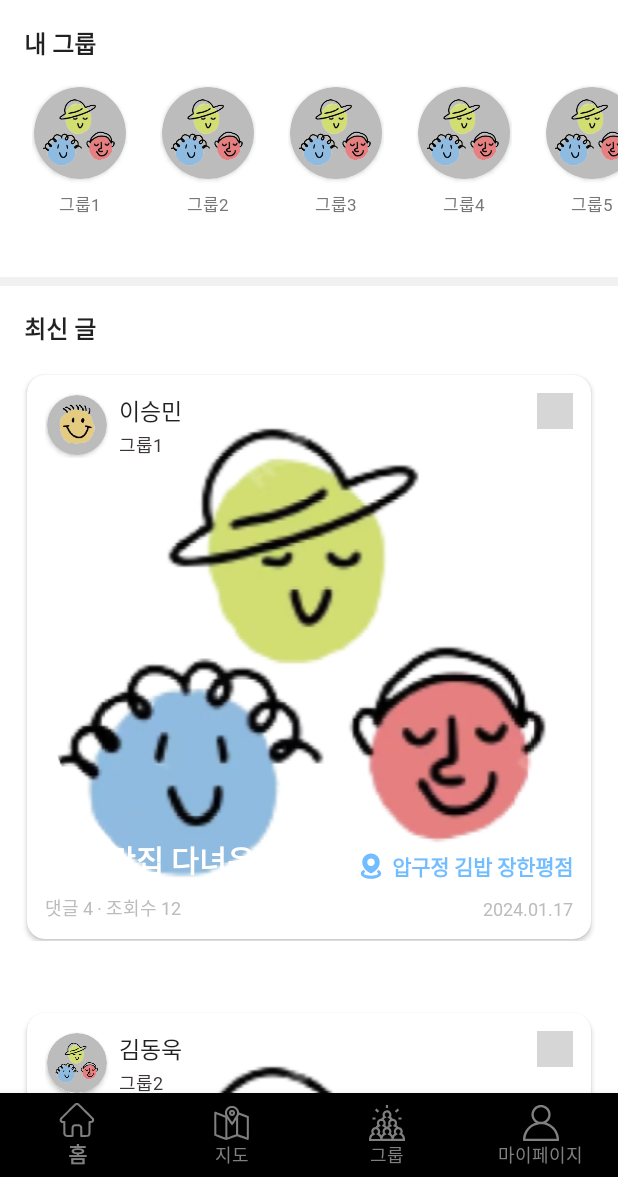
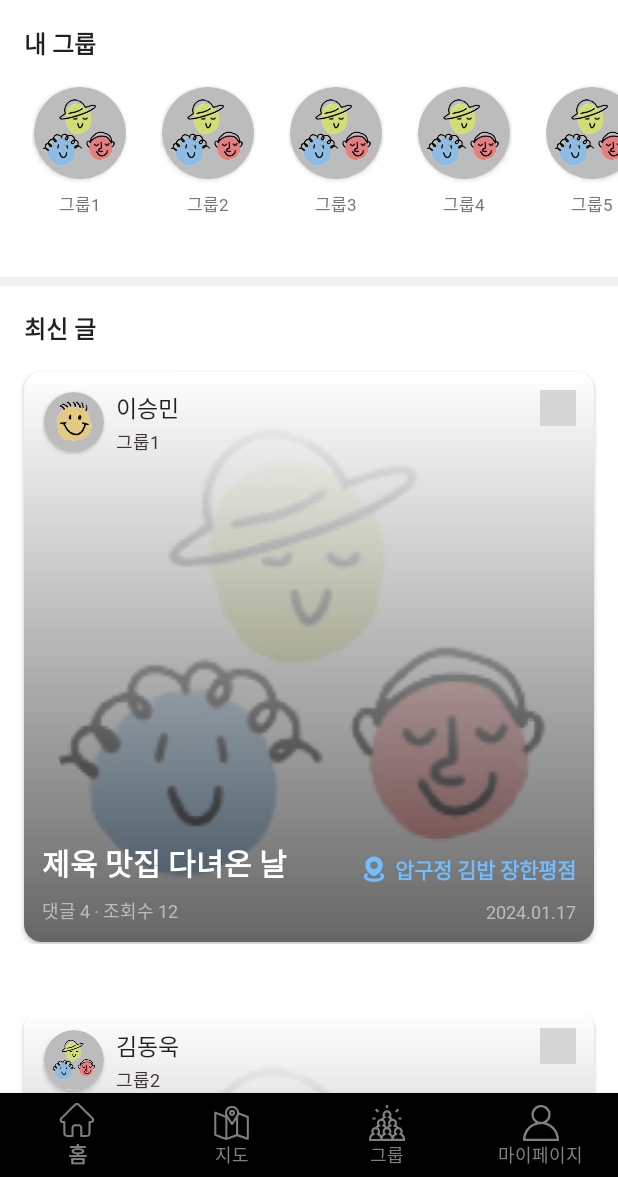
Before and after one commit to TTT-Sesac-2nd-project/WeWrite-FE, an Android app: the HomeFragment screen opened directly, with no data from a screen before it, on a phone screen of 412 x 824 dp, the part 59-1236 px from its top. Run offline under Robolectric (Android 15) with nearby library versions, the phone set to English and light mode, and no system bars; pictures from the network do not load; grey boxes are pictures that could not be loaded.

Commit message:
Post RecyclerView 그라데이션 작업 추가

```diff
--- a/app/src/main/AndroidManifest.xml
+++ b/app/src/main/AndroidManifest.xml
@@ -1,6 +1,5 @@
 <?xml version="1.0" encoding="utf-8"?>
-<manifest xmlns:android="http://schemas.android.com/apk/res/android"
-    xmlns:tools="http://schemas.android.com/tools" >
+<manifest xmlns:android="http://schemas.android.com/apk/res/android">
 
     <uses-permission android:name="android.permission.INTERNET" />
 
--- a/app/src/main/java/com/wewrite/android/api/AccessTokenInterceptor.kt
+++ b/app/src/main/java/com/wewrite/android/api/AccessTokenInterceptor.kt
@@ -13,6 +13,7 @@ class AccessTokenInterceptor {
 //                .build()
 //            return chain.proceed(request)
 //        }
+
 //        return chain.proceed(chain.request())
 //    }
 
--- a/app/src/main/java/com/wewrite/android/ui/login/SplashActivity.kt
+++ b/app/src/main/java/com/wewrite/android/ui/login/SplashActivity.kt
@@ -1,13 +1,11 @@
 package com.wewrite.android.ui.login
 
-import android.content.Intent
 import android.os.Bundle
 import android.os.Handler
 import android.os.Looper
 import androidx.appcompat.app.AppCompatActivity
 import com.wewrite.android.R
 import com.wewrite.android.api.data.com.wewrite.android.ui.login.LoginModel
-import com.wewrite.android.ui.MainActivity
 
 class SplashActivity : AppCompatActivity() {
     override fun onCreate(savedInstanceState: Bundle?) {
--- /dev/null
+++ b/app/src/main/res/drawable/cv_post_background.xml
@@ -0,0 +1,10 @@
+<?xml version="1.0" encoding="utf-8"?>
+<shape xmlns:android="http://schemas.android.com/apk/res/android"
+    android:shape="rectangle">
+
+    <gradient
+        android:angle="90"
+        android:endColor="#FFFFFF"
+        android:startColor="#99000000" />
+
+</shape>
--- a/app/src/main/res/layout/rv_home_group.xml
+++ b/app/src/main/res/layout/rv_home_group.xml
@@ -9,7 +9,7 @@
         android:layout_height="0dp"
         android:backgroundTint="@color/Gray6"
         android:layout_margin="1dp"
-        app:cardCornerRadius="9999dp"
+        app:cardCornerRadius="999dp"
         app:layout_constraintDimensionRatio="1:1"
         app:layout_constraintEnd_toEndOf="parent"
         app:layout_constraintStart_toStartOf="parent"
--- a/app/src/main/res/layout/rv_post.xml
+++ b/app/src/main/res/layout/rv_post.xml
@@ -5,7 +5,7 @@
     xmlns:app="http://schemas.android.com/apk/res-auto"
     android:layout_width="match_parent"
     android:layout_height="wrap_content"
-    android:padding="2dp"
+
     >
     <androidx.cardview.widget.CardView
         android:layout_width="0dp"
@@ -21,6 +21,7 @@
         app:layout_constraintStart_toStartOf="parent"
         app:layout_constraintEnd_toEndOf="parent"
         >
+
         <ImageView
             android:id="@+id/post_image"
             android:layout_width="match_parent"
@@ -28,9 +29,16 @@
             android:layout_margin="4dp"
             android:src="@drawable/img_group_default"
             android:scaleType="fitCenter"
-            android:layout_gravity="center"
+            android:layout_gravity="center">
+        </ImageView>
+
+        <View
+            android:layout_width="match_parent"
+            android:layout_height="match_parent"
+            android:background="@drawable/cv_post_background"
             >
-        </ImageView>
+        </View>
+
         <androidx.constraintlayout.widget.ConstraintLayout
             android:layout_width="match_parent"
             android:layout_height="match_parent"
```
